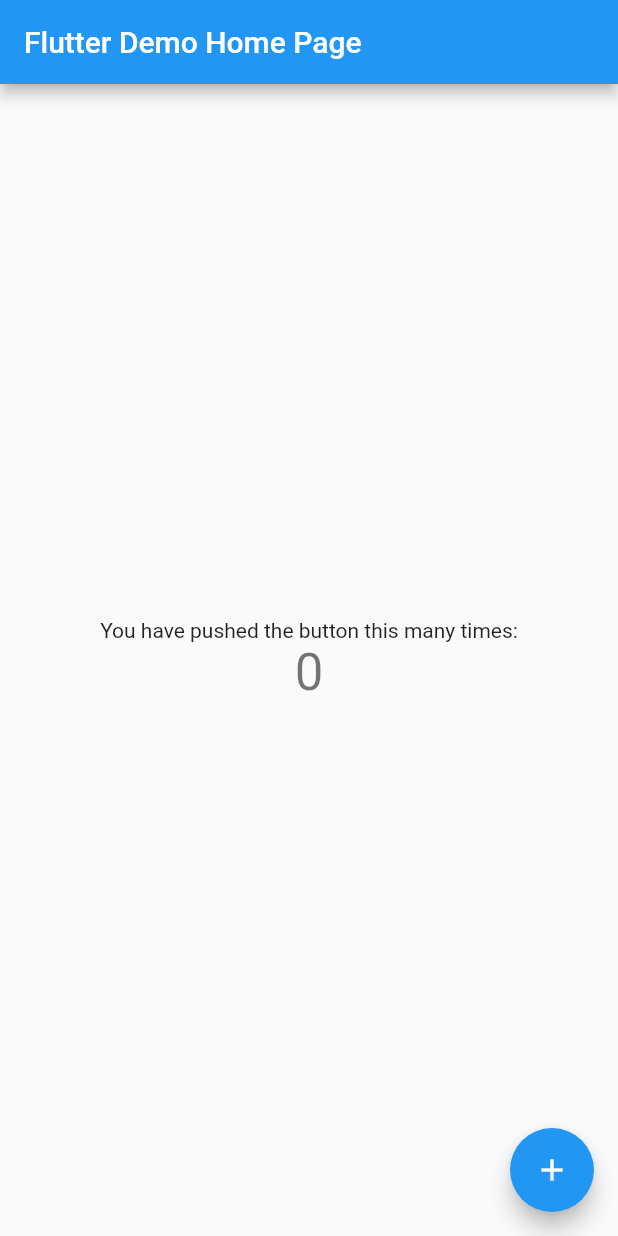
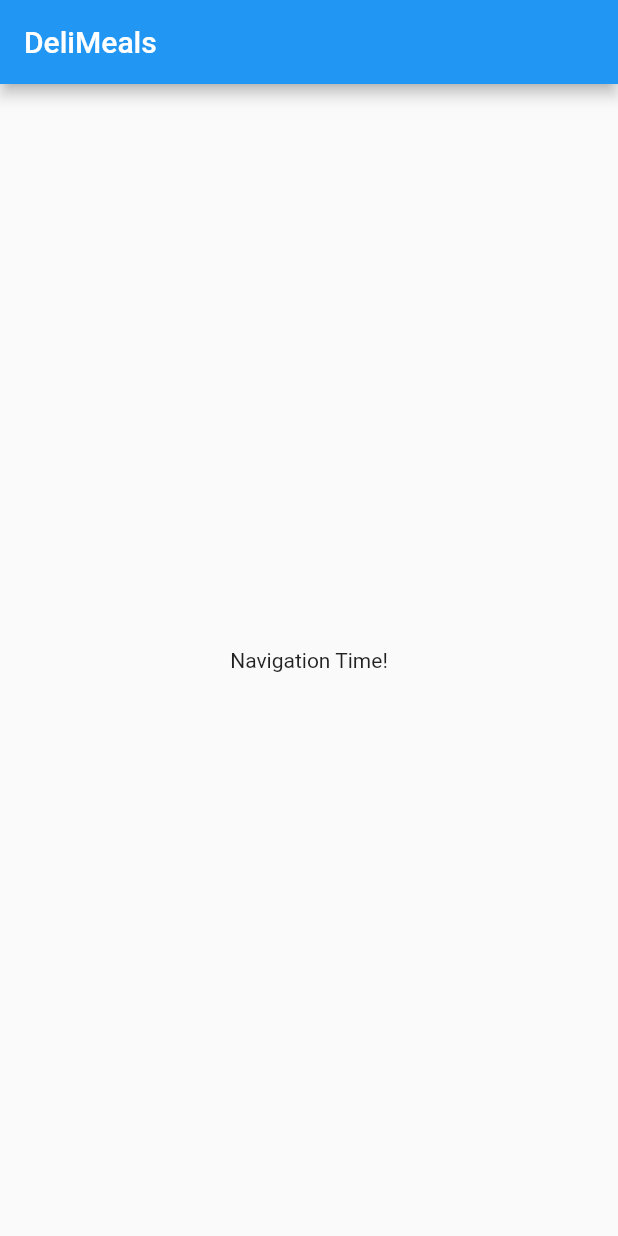
Before and after one commit to sinesoehtike/test_one, a Flutter app: the screen it shows after launch, on a phone screen of 412 x 824 dp. Run offline on Flutter 3.47's test engine with Material 2 defaults, Android fonts, the light colour scheme and no system bars.

Commit message:
modifed main.dart and pubsp.

```diff
--- a/lib/main.dart
+++ b/lib/main.dart
@@ -1,113 +1,36 @@
 import 'package:flutter/material.dart';
 
-void main() {
-  runApp(MyApp());
-}
+void main() => runApp(MyApp());
 
 class MyApp extends StatelessWidget {
-  // This widget is the root of your application.
   @override
   Widget build(BuildContext context) {
     return MaterialApp(
-      title: 'Flutter Demo',
+      title: 'DeliMeals',
       theme: ThemeData(
-        // This is the theme of your application.
-        //
-        // Try running your application with "flutter run". You'll see the
-        // application has a blue toolbar. Then, without quitting the app, try
-        // changing the primarySwatch below to Colors.green and then invoke
-        // "hot reload" (press "r" in the console where you ran "flutter run",
-        // or simply save your changes to "hot reload" in a Flutter IDE).
-        // Notice that the counter didn't reset back to zero; the application
-        // is not restarted.
         primarySwatch: Colors.blue,
       ),
-      home: MyHomePage(title: 'Flutter Demo Home Page'),
+      home: MyHomePage(),
     );
   }
 }
 
 class MyHomePage extends StatefulWidget {
-  MyHomePage({Key key, this.title}) : super(key: key);
-
-  // This widget is the home page of your application. It is stateful, meaning
-  // that it has a State object (defined below) that contains fields that affect
-  // how it looks.
-
-  // This class is the configuration for the state. It holds the values (in this
-  // case the title) provided by the parent (in this case the App widget) and
-  // used by the build method of the State. Fields in a Widget subclass are
-  // always marked "final".
-
-  final String title;
-
-  @override
+    @override
   _MyHomePageState createState() => _MyHomePageState();
 }
 
 class _MyHomePageState extends State<MyHomePage> {
-  int _counter = 0;
-
-  void _incrementCounter() {
-    setState(() {
-      // This call to setState tells the Flutter framework that something has
-      // changed in this State, which causes it to rerun the build method below
-      // so that the display can reflect the updated values. If we changed
-      // _counter without calling setState(), then the build method would not be
-      // called again, and so nothing would appear to happen.
-      _counter++;
-    });
-  }
 
   @override
   Widget build(BuildContext context) {
-    // This method is rerun every time setState is called, for instance as done
-    // by the _incrementCounter method above.
-    //
-    // The Flutter framework has been optimized to make rerunning build methods
-    // fast, so that you can just rebuild anything that needs updating rather
-    // than having to individually change instances of widgets.
     return Scaffold(
       appBar: AppBar(
-        // Here we take the value from the MyHomePage object that was created by
-        // the App.build method, and use it to set our appbar title.
-        title: Text(widget.title),
+        title: Text('DeliMeals'),
       ),
       body: Center(
-        // Center is a layout widget. It takes a single child and positions it
-        // in the middle of the parent.
-        child: Column(
-          // Column is also a layout widget. It takes a list of children and
-          // arranges them vertically. By default, it sizes itself to fit its
-          // children horizontally, and tries to be as tall as its parent.
-          //
-          // Invoke "debug painting" (press "p" in the console, choose the
-          // "Toggle Debug Paint" action from the Flutter Inspector in Android
-          // Studio, or the "Toggle Debug Paint" command in Visual Studio Code)
-          // to see the wireframe for each widget.
-          //
-          // Column has various properties to control how it sizes itself and
-          // how it positions its children. Here we use mainAxisAlignment to
-          // center the children vertically; the main axis here is the vertical
-          // axis because Columns are vertical (the cross axis would be
-          // horizontal).
-          mainAxisAlignment: MainAxisAlignment.center,
-          children: <Widget>[
-            Text(
-              'You have pushed the button this many times:',
-            ),
-            Text(
-              '$_counter',
-              style: Theme.of(context).textTheme.headline4,
-            ),
-          ],
-        ),
+        child: Text('Navigation Time!'),
       ),
-      floatingActionButton: FloatingActionButton(
-        onPressed: _incrementCounter,
-        tooltip: 'Increment',
-        child: Icon(Icons.add),
-      ), // This trailing comma makes auto-formatting nicer for build methods.
     );
   }
 }
```
Also changed, not shown: pubspec.yaml (+7 -11 lines).
